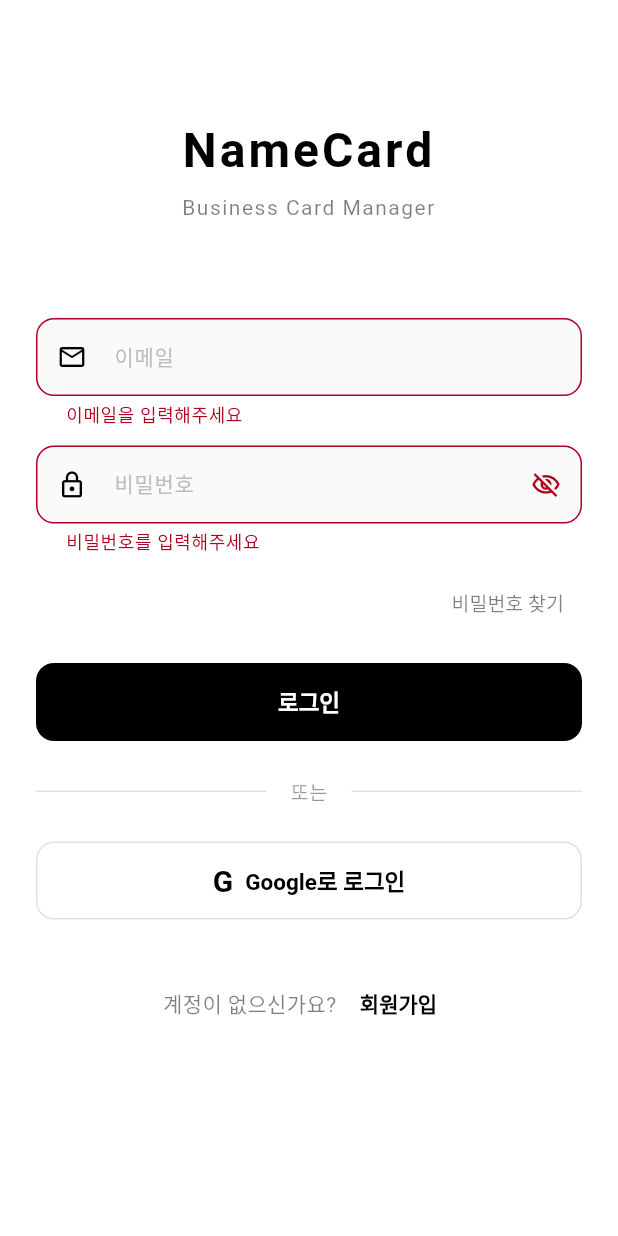
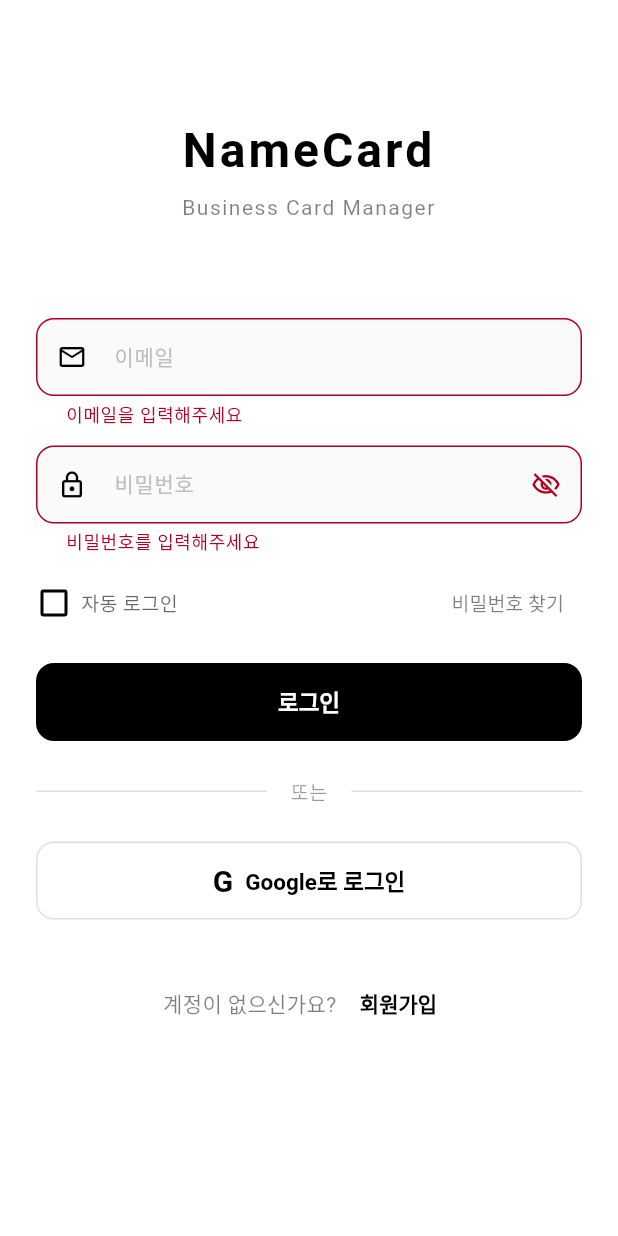
Before and after one commit to Liuese0/Mapae1, a Flutter app: the screen it shows after launch, after a tap on "로그인", on a phone screen of 412 x 824 dp. Run offline on Flutter 3.47's test engine with Material 3 defaults, Android fonts, the phone set to English and light mode, and no system bars; our stand-ins replace cached_network_image, camera, dio, flutter_dotenv, flutter_image_compress, flutter_riverpod and 6 more; missing offline and left inert: nfc_manager; accounts and stored records are empty; Roboto replaces fonts that are missing (Pretendard).

Commit message:
auto_login

```diff
--- a/lib/core/providers/app_providers.dart
+++ b/lib/core/providers/app_providers.dart
@@ -4,6 +4,7 @@ import 'package:supabase_flutter/supabase_flutter.dart';
 import '../services/supabase_service.dart';
 import '../services/ocr_service.dart';
 import '../services/nfc_service.dart';
+import '../services/auto_login_service.dart';
 import '../../features/shared/models/app_user.dart';
 
 // ──────────────── Services ────────────────
@@ -18,6 +19,10 @@ final ocrServiceProvider = Provider<OcrService>((ref) {
 
 final nfcServiceProvider = Provider<NfcService>((ref) {
   return NfcService();
+});
+
+final autoLoginServiceProvider = Provider<AutoLoginService>((ref) {
+  return AutoLoginService();
 });
 
 // ──────────────── Auth State ────────────────
--- /dev/null
+++ b/lib/core/services/auto_login_service.dart
@@ -0,0 +1,20 @@
+import 'package:shared_preferences/shared_preferences.dart';
+
+class AutoLoginService {
+  static const _key = 'auto_login_enabled';
+
+  Future<bool> isEnabled() async {
+    final prefs = await SharedPreferences.getInstance();
+    return prefs.getBool(_key) ?? false;
+  }
+
+  Future<void> setEnabled(bool enabled) async {
+    final prefs = await SharedPreferences.getInstance();
+    await prefs.setBool(_key, enabled);
+  }
+
+  Future<void> clear() async {
+    final prefs = await SharedPreferences.getInstance();
+    await prefs.remove(_key);
+  }
+}
--- a/lib/core/utils/router.dart
+++ b/lib/core/utils/router.dart
@@ -1,5 +1,6 @@
 import 'package:flutter/material.dart';
 import 'package:go_router/go_router.dart';
+import 'package:supabase_flutter/supabase_flutter.dart';
 import '../../features/auth/screens/login_screen.dart';
 import '../../features/auth/screens/signup_screen.dart';
 import '../../features/home/screens/home_screen.dart';
@@ -11,6 +12,7 @@ import '../../features/management/screens/my_card_edit_screen.dart';
 import '../../features/management/screens/team_management_screen.dart';
 import '../../features/management/screens/tag_template_screen.dart';
 import '../../features/shared/widgets/main_shell.dart';
+import '../services/auto_login_service.dart';
 
 class AppRouter {
   static final _rootNavigatorKey = GlobalKey<NavigatorState>();
@@ -18,9 +20,20 @@ class AppRouter {
 
   static GoRouter get router => _router;
 
+  /// 자동 로그인 여부에 따라 초기 경로를 결정
+  static String get _initialLocation {
+    final session = Supabase.instance.client.auth.currentSession;
+    if (session != null) {
+      // 세션이 존재하면 자동 로그인 설정과 관계없이 홈으로
+      // (세션은 자동 로그인이 켜져 있을 때만 유지됨)
+      return '/home';
+    }
+    return '/login';
+  }
+
   static final _router = GoRouter(
     navigatorKey: _rootNavigatorKey,
-    initialLocation: '/login',
+    initialLocation: _initialLocation,
     routes: [
       // Auth routes
       GoRoute(
--- a/lib/features/auth/screens/login_screen.dart
+++ b/lib/features/auth/screens/login_screen.dart
@@ -16,6 +16,7 @@ class _LoginScreenState extends ConsumerState<LoginScreen> {
   final _formKey = GlobalKey<FormState>();
   bool _isLoading = false;
   bool _obscurePassword = true;
+  bool _autoLogin = false;
 
   @override
   void dispose() {
@@ -33,6 +34,7 @@ class _LoginScreenState extends ConsumerState<LoginScreen> {
         email: _emailController.text.trim(),
         password: _passwordController.text,
       );
+      await ref.read(autoLoginServiceProvider).setEnabled(_autoLogin);
       if (mounted) context.go('/home');
     } catch (e) {
       if (mounted) {
@@ -49,6 +51,7 @@ class _LoginScreenState extends ConsumerState<LoginScreen> {
     setState(() => _isLoading = true);
     try {
       await ref.read(supabaseServiceProvider).signInWithGoogle();
+      await ref.read(autoLoginServiceProvider).setEnabled(_autoLogin);
       if (mounted) context.go('/home');
     } catch (e) {
       if (mounted) {
@@ -144,10 +147,39 @@ class _LoginScreenState extends ConsumerState<LoginScreen> {
                 ),
                 const SizedBox(height: 8),
 
-                // Forgot password
-                Align(
-                  alignment: Alignment.centerRight,
-                  child: TextButton(
+                // Auto-login & Forgot password row
+                Row(
+                  mainAxisAlignment: MainAxisAlignment.spaceBetween,
+                  children: [
+                    GestureDetector(
+                      onTap: () => setState(() => _autoLogin = !_autoLogin),
+                      child: Row(
+                        mainAxisSize: MainAxisSize.min,
+                        children: [
+                          SizedBox(
+                            width: 24,
+                            height: 24,
+                            child: Checkbox(
+                              value: _autoLogin,
+                              onChanged: (v) =>
+                                  setState(() => _autoLogin = v ?? false),
+                              materialTapTargetSize:
+                              MaterialTapTargetSize.shrinkWrap,
+                            ),
+                          ),
+                          const SizedBox(width: 6),
+                          Text(
+                            '자동 로그인',
+                            style: TextStyle(
+                              fontSize: 13,
+                              color: theme.colorScheme.onSurface
+                                  .withOpacity(0.6),
+                            ),
+                          ),
+                        ],
+                      ),
+                    ),
+                    TextButton(
                       onPressed: () {
                         // TODO: implement password reset flow
                       },
@@ -159,6 +191,7 @@ class _LoginScreenState extends ConsumerState<LoginScreen> {
                         ),
                       ),
                     ),
+                  ],
                 ),
                 const SizedBox(height: 16),
 
--- a/lib/features/management/screens/management_screen.dart
+++ b/lib/features/management/screens/management_screen.dart
@@ -6,7 +6,7 @@ import '../../shared/models/business_card.dart';
 import '../../shared/models/team.dart';
 
 final myCardsManageProvider =
-    FutureProvider.autoDispose<List<BusinessCard>>((ref) async {
+FutureProvider.autoDispose<List<BusinessCard>>((ref) async {
   final service = ref.read(supabaseServiceProvider);
   final user = service.currentUser;
   if (user == null) return [];
@@ -163,7 +163,7 @@ class ManagementScreen extends ConsumerWidget {
                           style: TextStyle(
                             fontSize: 13,
                             color:
-                                theme.colorScheme.onSurface.withOpacity(0.6),
+                            theme.colorScheme.onSurface.withOpacity(0.6),
                           ),
                         ),
                       ),
@@ -209,7 +209,7 @@ class ManagementScreen extends ConsumerWidget {
                     value: themeMode == ThemeMode.dark,
                     onChanged: (value) {
                       ref.read(themeModeProvider.notifier).state =
-                          value ? ThemeMode.dark : ThemeMode.light;
+                      value ? ThemeMode.dark : ThemeMode.light;
                     },
                   );
                 },
@@ -239,6 +239,7 @@ class ManagementScreen extends ConsumerWidget {
                     ),
                   );
                   if (confirm == true) {
+                    await ref.read(autoLoginServiceProvider).clear();
                     await ref.read(supabaseServiceProvider).signOut();
                     if (context.mounted) context.go('/login');
                   }
@@ -458,7 +459,7 @@ class _MyCardTile extends StatelessWidget {
                         style: TextStyle(
                           fontSize: 12,
                           color:
-                              theme.colorScheme.onSurface.withOpacity(0.5),
+                          theme.colorScheme.onSurface.withOpacity(0.5),
                         ),
                       ),
                   ],
--- a/lib/main.dart
+++ b/lib/main.dart
@@ -5,11 +5,13 @@ import 'package:flutter_localizations/flutter_localizations.dart';
 import 'package:flutter_dotenv/flutter_dotenv.dart';
 import 'package:supabase_flutter/supabase_flutter.dart';
 import 'package:hive_flutter/hive_flutter.dart';
+import 'package:shared_preferences/shared_preferences.dart';
 
 import 'core/constants/app_constants.dart';
 import 'core/theme/app_theme.dart';
 import 'core/providers/app_providers.dart';
 import 'core/utils/router.dart';
+import 'core/services/auto_login_service.dart';
 import 'l10n/generated/app_localizations.dart';
 
 Future<void> main() async {
@@ -26,6 +28,16 @@ Future<void> main() async {
 
   // Initialize Hive for local storage
   await Hive.initFlutter();
+
+  // 자동 로그인이 꺼져 있으면 기존 세션을 제거
+  final autoLoginService = AutoLoginService();
+  final autoLoginEnabled = await autoLoginService.isEnabled();
+  if (!autoLoginEnabled) {
+    final session = Supabase.instance.client.auth.currentSession;
+    if (session != null) {
+      await Supabase.instance.client.auth.signOut();
+    }
+  }
 
   // Set preferred orientations
   await SystemChrome.setPreferredOrientations([
```
Lines whose indentation alone changed are shown as unchanged.
